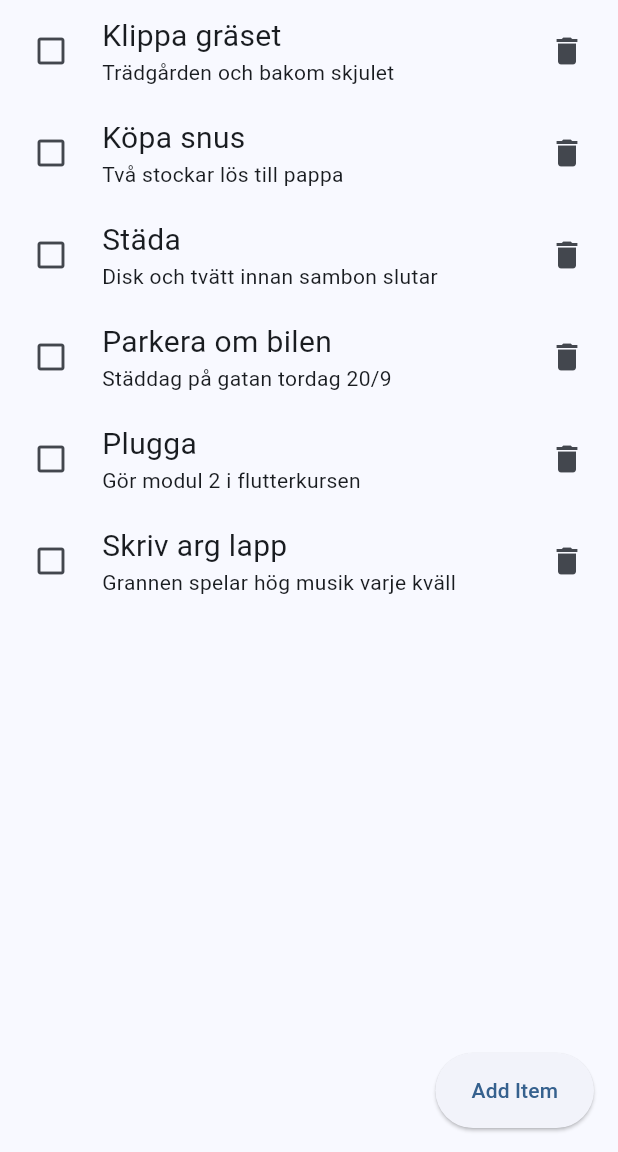
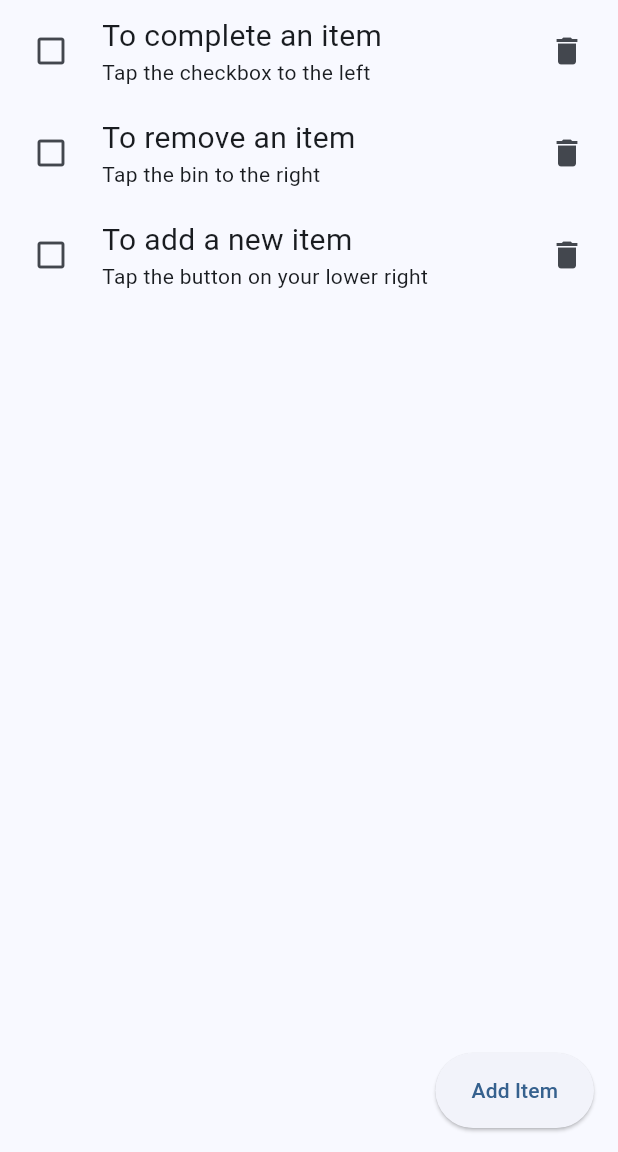
Before and after one commit to gu-tig333-ht23/gussteko, a Flutter app: the screen it shows after launch, after a tap on the "delete" icon, on a phone screen of 412 x 824 dp, the part 84-1236 px from its top. Run offline on Flutter 3.47's test engine with Material 2 defaults, Android fonts, the phone set to English and light mode, and no system bars.

Commit message:
Kom över tröskeln och fick till providers efter mycket tester

```diff
--- a/lib/main.dart
+++ b/lib/main.dart
@@ -4,10 +4,17 @@ import 'package:provider/provider.dart';
 class MyState extends ChangeNotifier {
   String _name = '';
   String _description = '';
+  final List<TodoItem> _items = [
+    TodoItem('This is an example', 'Examples looks like this'),
+    TodoItem('To complete an item', 'Tap the checkbox to the left'),
+    TodoItem('To remove an item', 'Tap the bin to the right'),
+    TodoItem('To add a new item', 'Tap the button on your lower right'),
+  ];
   bool _done = false;
 
   String get name => _name;
   String get description => _description;
+  List<TodoItem> get items => _items;
   bool get done => _done;
 
   void setName(String name) {
@@ -20,14 +27,29 @@ class MyState extends ChangeNotifier {
     notifyListeners();
   }
 
+  void addItem(TodoItem item) {
+    _items.add(item);
+    notifyListeners();
+  }
+
   void setDone(bool done) {
     _done = done;
+    notifyListeners();
+  }
+
+  void deleteItem(int index) {
+    _items.removeAt(index);
     notifyListeners();
   }
 }
 
 void main() {
-  runApp(TodoApp());
+  runApp(
+    ChangeNotifierProvider(
+      create: (context) => MyState(),
+      child: TodoApp(),
+    ),
+  );
 }
 
 class TodoApp extends StatelessWidget {
@@ -56,21 +78,13 @@ class TodoItem {
 }
 
 //Förstasidan där listan visas, builder för listan
-// och en knapp för att byta sida
 class ListPage extends StatelessWidget {
   ListPage({super.key, required this.title});
   final String title;
 
   @override
   Widget build(BuildContext context) {
-    List<TodoItem> items = [
-      TodoItem('Klippa gräset', 'Trädgården och bakom skjulet'),
-      TodoItem('Köpa snus', 'Två stockar lös till pappa'),
-      TodoItem('Städa', 'Disk och tvätt innan sambon slutar'),
-      TodoItem('Parkera om bilen', 'Städdag på gatan tordag 20/9'),
-      TodoItem('Plugga', 'Gör modul 2 i flutterkursen'),
-      TodoItem('Skriv arg lapp', 'Grannen spelar hög musik varje kväll'),
-    ];
+    List<TodoItem> items = context.watch<MyState>().items;
     return Scaffold(
       appBar: AppBar(
         centerTitle: true,
@@ -80,7 +94,6 @@ class ListPage extends StatelessWidget {
           PopupMenuButton(
             itemBuilder: (BuildContext context) {
               return [
-                PopupMenuItem(child: Text('Alphabetical')),
                 PopupMenuItem(child: Text('Done')),
                 PopupMenuItem(child: Text('Not Done')),
               ];
@@ -90,7 +103,7 @@ class ListPage extends StatelessWidget {
       ),
       body: ListView.builder(
         itemBuilder: (context, index) {
-          return TodoListCreator(items[index]);
+          return TodoListCreator(items[index], items);
         },
         itemCount: items.length,
       ),
@@ -114,7 +127,9 @@ class ListPage extends StatelessWidget {
 // Skapar listan och listelement av todo:er
 class TodoListCreator extends StatelessWidget {
   final TodoItem item;
-  TodoListCreator(this.item, {super.key});
+  final List<TodoItem> items;
+
+  TodoListCreator(this.item, this.items, {super.key});
 
   @override
   Widget build(BuildContext context) {
@@ -146,17 +161,22 @@ class TodoListCreator extends StatelessWidget {
                   ),
                 ),
                 Text(item.description),
-                ])),
+              ],
+            ),
+          ),
           Padding(
             padding: EdgeInsets.only(right: 10),
             child: IconButton(
               //color: Colors.red,
               icon: Icon(Icons.delete),
               onPressed: () {
-                    print('Delete');
+                int currentIndex = items.indexOf(item);
+                context.read<MyState>().deleteItem(currentIndex);
               },
-                )),
-          ]),
+            ),
+          ),
+        ],
+      ),
     );
   }
 }
@@ -165,6 +185,8 @@ class TodoListCreator extends StatelessWidget {
 class AddPage extends StatelessWidget {
   @override
   Widget build(BuildContext context) {
+    String itemName = '';
+    String itemDescription = '';
     return Scaffold(
       appBar: AppBar(
         centerTitle: true,
@@ -173,8 +195,8 @@ class AddPage extends StatelessWidget {
         actions: [],
       ),
       body: Center(
-        child: Row(
-          mainAxisAlignment: MainAxisAlignment.spaceEvenly,
+        child: Column(
+          mainAxisAlignment: MainAxisAlignment.center,
           crossAxisAlignment: CrossAxisAlignment.center,
           children: [
             Container(
@@ -182,20 +204,38 @@ class AddPage extends StatelessWidget {
               child: TextField(
                 decoration: InputDecoration(
                   border: OutlineInputBorder(),
-                  labelText: 'Add item',
+                  labelText: 'Item Name',
                 ),
                 onChanged: (text) {
-                  context.read<MyState>().setName(text);
+                  itemName = text;
                 },
               ),
             ),
+            SizedBox(height: 20),
+            Container(
+              width: 300,
+              child: TextField(
+                decoration: InputDecoration(
+                  border: OutlineInputBorder(),
+                  labelText: 'Item Description',
+                ),
+                onChanged: (text) {
+                  itemDescription = text;
+                },
+              ),
+            ),
+            SizedBox(height: 20),
             Container(
               height: 50,
               child: ElevatedButton(
                 onPressed: () {
+                  if (itemName != '') {
+                    TodoItem newItem = TodoItem(itemName, itemDescription);
+                    context.read<MyState>().addItem(newItem);
                     Navigator.pop(context);
+                  }
                 },
-                child: const Icon(Icons.add),
+                child: const Text('Add Item'),
               ),
             )
           ],
```
Lines whose indentation alone changed are shown as unchanged.
